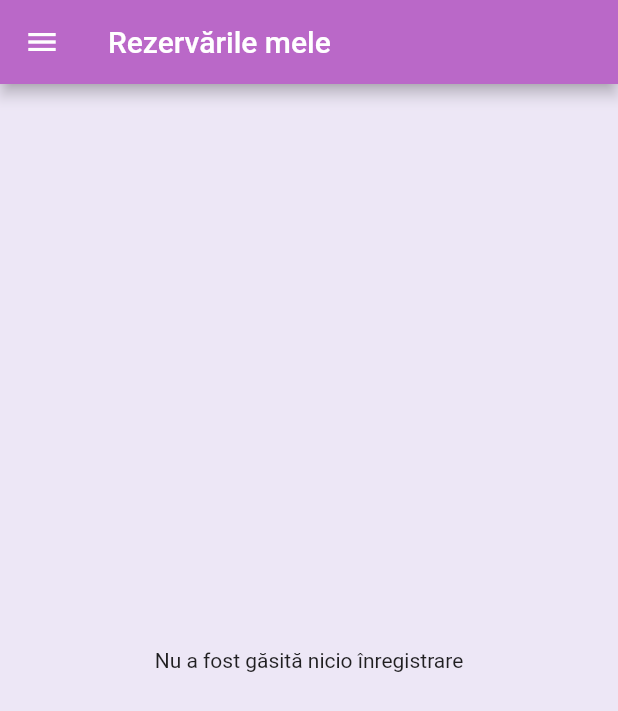
After one commit to Alexsandrux/aplicatie_gestiune_rezervari, a Flutter app: the MyReservationsScreen screen opened by its route, on a phone screen of 412 x 824 dp. The commit adds this screen. Shown: the top 711 px of the screen. Run offline on Flutter 3.47's test engine with Material 2 defaults, Android fonts, the phone set to English and light mode, and no system bars.

Commit message:
adding logic for reservations and to see them

```diff
--- a/lib/main.dart
+++ b/lib/main.dart
@@ -6,6 +6,9 @@ import 'screens/news_screen.dart';
 import 'screens/camere_screen.dart';
 import 'screens/roads_and_location.dart';
 import 'screens/camera_screen.dart';
+import 'screens/my_reservations_screen.dart';
+
+import './providers/rezervari_provider.dart';
 
 import 'package:flutter/services.dart';
 
@@ -35,7 +38,8 @@ class MyApp extends StatelessWidget {
         NewsScreen.routeName: (ctx) => const NewsScreen(),
         RoadsAndLocation.routeName: (ctx) => const RoadsAndLocation(),
         SettingsScreen.routeName: (ctx) => const SettingsScreen(),
-        CameraScreen.routeName: (ctx) => const CameraScreen()
+        CameraScreen.routeName: (ctx) => const CameraScreen(),
+        MyReservationsScreen.routeName: (ctx) => const MyReservationsScreen(),
       },
     );
   }
--- a/lib/providers/rezervari_provider.dart
+++ b/lib/providers/rezervari_provider.dart
@@ -8,4 +8,10 @@ class RezervariProvider with ChangeNotifier {
   List<Rezervare> get getItems {
     return [..._items];
   }
+
+  void addItem(Rezervare rezervare) {
+    _items.add(rezervare);
+
+    notifyListeners();
+  }
 }
--- /dev/null
+++ b/lib/screens/my_reservations_screen.dart
@@ -0,0 +1,25 @@
+import 'package:flutter/material.dart';
+import '../widgets/drawer/main_drawer.dart';
+
+import '../widgets/rezervari/rezervari_list.dart';
+
+class MyReservationsScreen extends StatelessWidget {
+  static const String routeName = "/rezervarile_mele";
+
+  const MyReservationsScreen({Key? key}) : super(key: key);
+
+  @override
+  Widget build(BuildContext context) {
+    return Scaffold(
+      backgroundColor: Theme.of(context).backgroundColor,
+      drawer: const MainDrawer(),
+      appBar: AppBar(
+        backgroundColor: Theme.of(context).primaryColorDark,
+        title: const Text("Rezervările mele"),
+      ),
+      body: const Center(
+        child: RezervariList(),
+      ),
+    );
+  }
+}
--- a/lib/screens/news_screen.dart
+++ b/lib/screens/news_screen.dart
@@ -14,6 +14,7 @@ class NewsScreen extends StatelessWidget {
         child: Text("Test"),
       ),
       appBar: AppBar(
+        title: const Text("Noutăți"),
         backgroundColor: Theme.of(context).primaryColor,
       ),
     );
--- a/lib/screens/roads_and_location.dart
+++ b/lib/screens/roads_and_location.dart
@@ -12,6 +12,7 @@ class RoadsAndLocation extends StatelessWidget {
       drawer: const MainDrawer(),
       body: const Center(child: Text("Stare drumuri și locație")),
       appBar: AppBar(
+        title: const Text("Stare drumuri și locație"),
         backgroundColor: Theme.of(context).primaryColor,
       ),
     );
--- a/lib/screens/settings_screen.dart
+++ b/lib/screens/settings_screen.dart
@@ -10,8 +10,11 @@ class SettingsScreen extends StatelessWidget {
   Widget build(BuildContext context) {
     return Scaffold(
       drawer: const MainDrawer(),
-      body: const Center(child: Text("Setări")),
+      body: const Center(
+        child: Text("Setări"),
+      ),
       appBar: AppBar(
+        title: const Text("Setări"),
         backgroundColor: Theme.of(context).primaryColor,
       ),
     );
--- /dev/null
+++ b/lib/widgets/rezervari/rezervari_list.dart
@@ -0,0 +1,21 @@
+import 'package:flutter/material.dart';
+
+import './rezervare_list_tile.dart';
+
+import '../../DUMMY_DATA.dart';
+
+class RezervariList extends StatelessWidget {
+  const RezervariList({Key? key}) : super(key: key);
+
+  @override
+  Widget build(BuildContext context) {
+    return rezervari.isEmpty
+        ? const Text("Nu a fost găsită nicio înregistrare")
+        : ListView.builder(
+            itemCount: rezervari.length,
+            itemBuilder: ((context, index) {
+              return RezervareListTile(rezervare: rezervari[index]);
+            }),
+          );
+  }
+}
```
Also changed, not shown: lib/screens/camere_screen.dart (+9 -1 lines), lib/widgets/camere/camera_grid_tile.dart (+17 -6 lines), lib/widgets/camere/grid_camere.dart (+27 -15 lines), lib/widgets/drawer/main_drawer.dart (+7 -1 lines), lib/widgets/rezervari/rezervare_list_tile.dart (added, +69 -0 lines).
